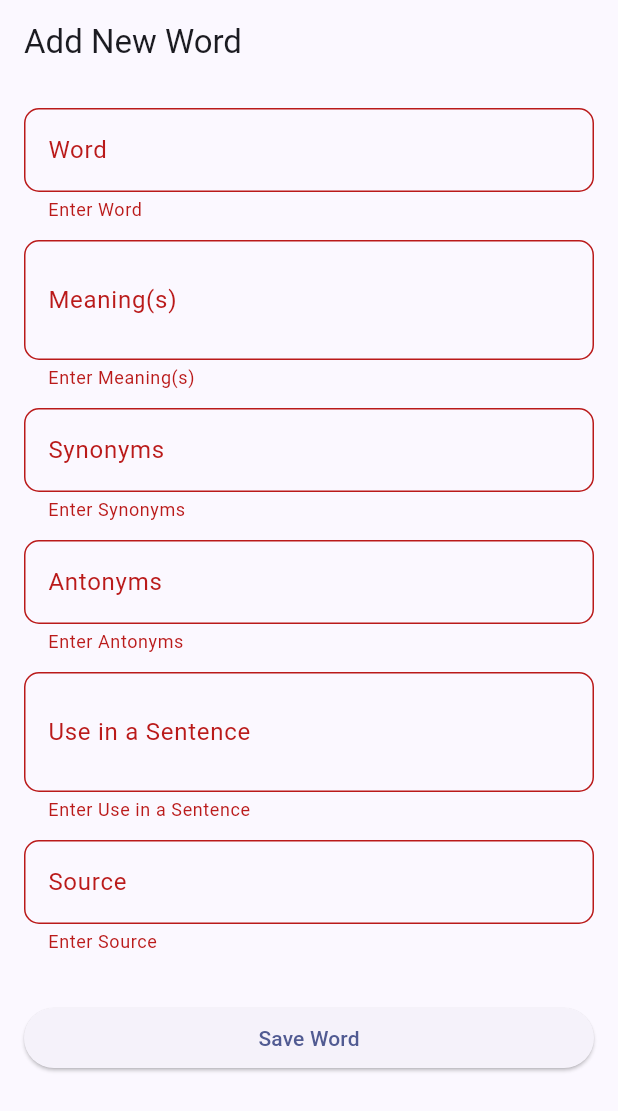
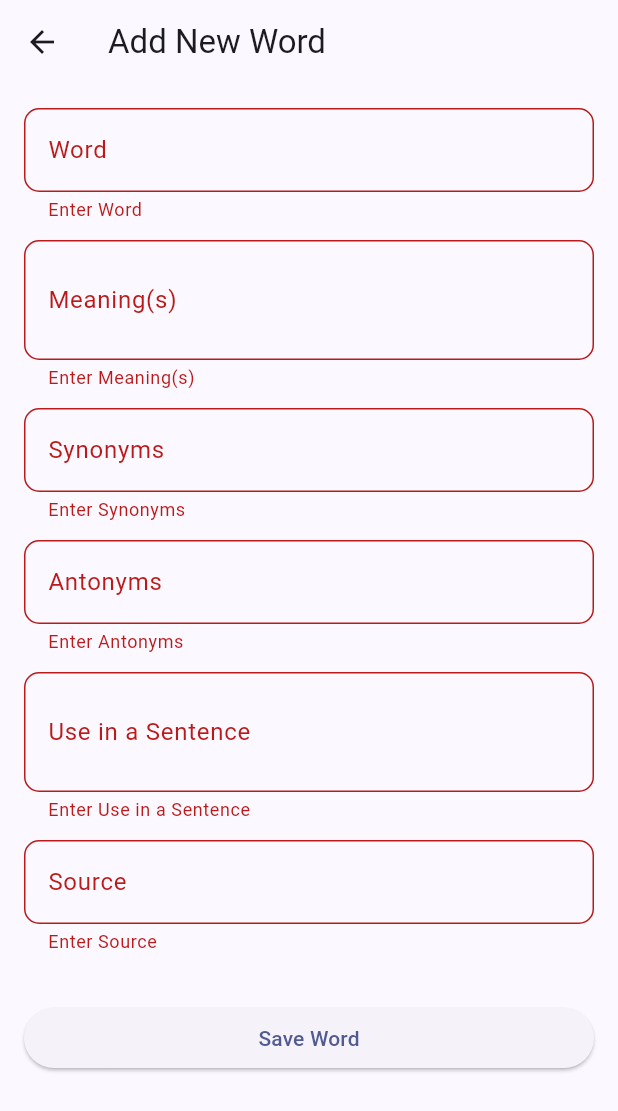
Before and after one commit to m-ahsan-bilal/wordify, a Flutter app: the AddWordScreen screen opened by its route, after a tap on "Save Word", on a phone screen of 412 x 824 dp. Shown: the top 1111 px of the screen. Run offline on Flutter 3.47's test engine with Material 3 defaults, Android fonts, the phone set to English and light mode, and no system bars; our stand-ins replace go_router; Roboto replaces fonts that are missing (Poppins).

Commit message:
basic app

```diff
--- a/lib/view/add_word.dart
+++ b/lib/view/add_word.dart
@@ -1,4 +1,5 @@
 import 'package:flutter/material.dart';
+import 'package:go_router/go_router.dart';
 
 class AddWordScreen extends StatefulWidget {
   const AddWordScreen({super.key});
@@ -19,7 +20,10 @@ class _AddWordScreenState extends State<AddWordScreen> {
   @override
   Widget build(BuildContext context) {
     return Scaffold(
-      appBar: AppBar(title: const Text('Add New Word')),
+      appBar: AppBar(
+        title: const Text('Add New Word'),
+        leading: BackButton(onPressed: () => context.go('/home')),
+      ),
       body: Padding(
         padding: const EdgeInsets.all(16),
         child: Form(
@@ -44,7 +48,6 @@ class _AddWordScreenState extends State<AddWordScreen> {
                     ScaffoldMessenger.of(context).showSnackBar(
                       const SnackBar(content: Text('coming soon...')),
                     );
-                    Navigator.pop(context);
                   }
                 },
                 child: const Text('Save Word'),
```
